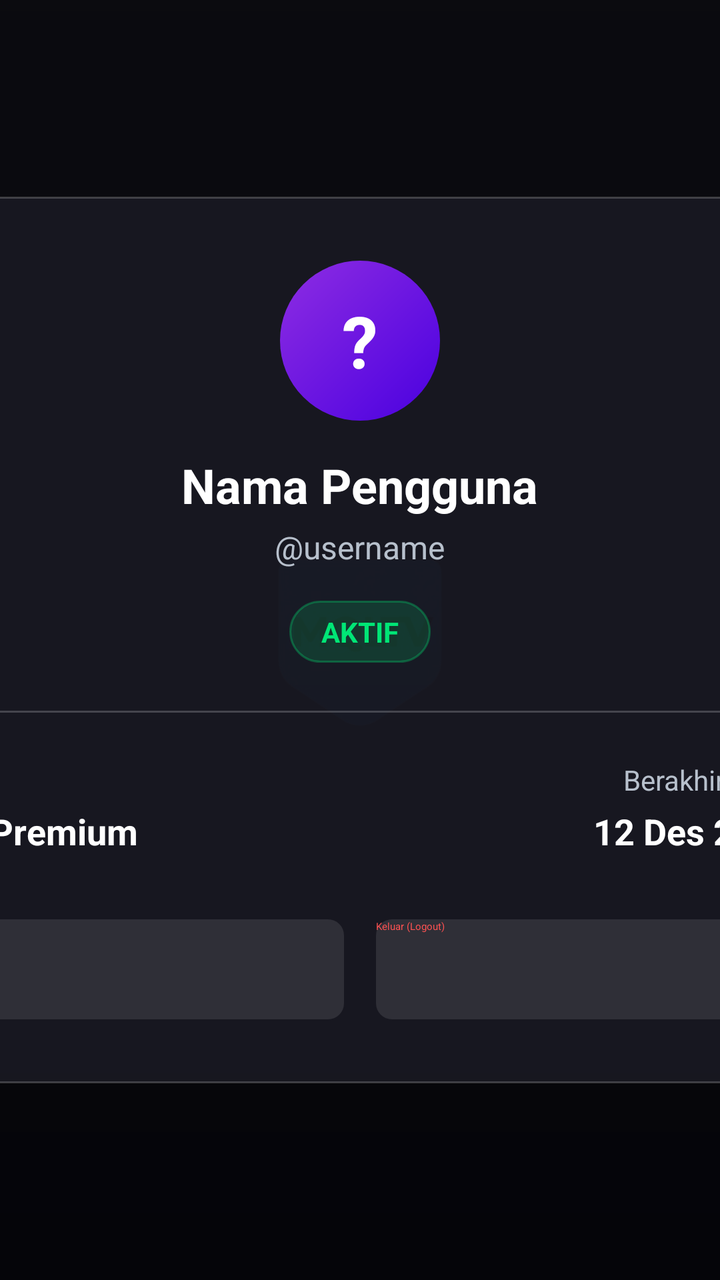
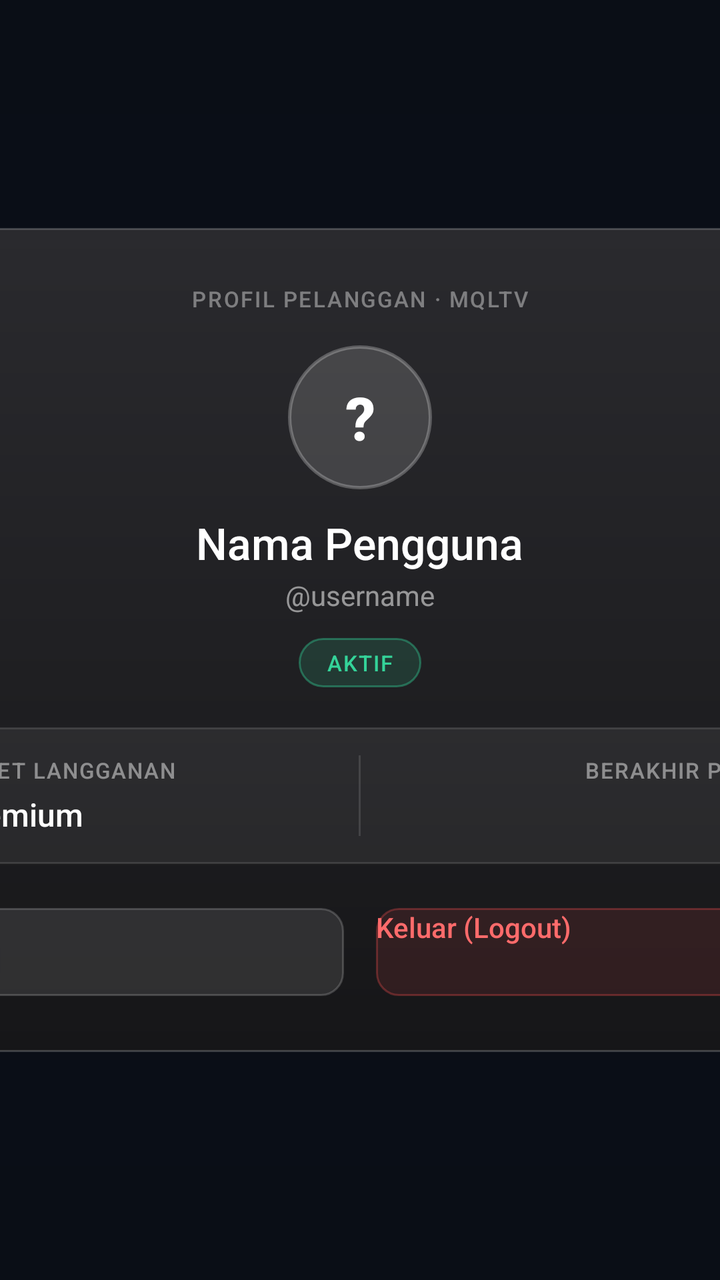

Compare the two renders of this Android layout. The source of the first and the diff that turns it into the second are given below.
<!-- AndroidManifest.xml: activity theme Theme.MQLTV -->
<!-- res/layout/activity_account.xml -->
<?xml version="1.0" encoding="utf-8"?>
<FrameLayout xmlns:android="http://schemas.android.com/apk/res/android"
    android:layout_width="match_parent"
    android:layout_height="match_parent"
    android:background="@drawable/account_page_bg">

    
    <LinearLayout
        android:layout_width="500dp"
        android:layout_height="wrap_content"
        android:layout_gravity="center"
        android:orientation="vertical"
        android:background="@drawable/account_card_bg"
        android:padding="32dp"
        android:elevation="8dp">

        
        <LinearLayout
            android:layout_width="match_parent"
            android:layout_height="wrap_content"
            android:orientation="vertical"
            android:gravity="center_horizontal">

            <FrameLayout
                android:layout_width="80dp"
                android:layout_height="80dp"
                android:background="@drawable/account_avatar_bg"
                android:layout_marginBottom="16dp">

                <TextView
                    android:id="@+id/account_profile_letter"
                    android:layout_width="match_parent"
                    android:layout_height="match_parent"
                    android:gravity="center"
                    android:text="?"
                    android:textStyle="bold"
                    android:textSize="36sp"
                    android:textColor="#FFFFFF" />
            </FrameLayout>

            <TextView
                android:id="@+id/account_name"
                android:layout_width="wrap_content"
                android:layout_height="wrap_content"
                android:text="Nama Pengguna"
                android:textSize="24sp"
                android:textStyle="bold"
                android:textColor="@color/mql_text_primary" />

            <TextView
                android:id="@+id/account_username"
                android:layout_width="wrap_content"
                android:layout_height="wrap_content"
                android:layout_marginTop="4dp"
                android:text="@username"
                android:textSize="16sp"
                android:textColor="@color/mql_text_secondary" />

            <TextView
                android:id="@+id/account_status"
                android:layout_width="wrap_content"
                android:layout_height="wrap_content"
                android:layout_marginTop="16dp"
                android:text="AKTIF"
                android:textStyle="bold"
                android:textSize="14sp"
                android:paddingStart="16dp"
                android:paddingEnd="16dp"
                android:paddingTop="6dp"
                android:paddingBottom="6dp"
                android:textColor="#00E676"
                android:background="@drawable/account_badge_active" />

        </LinearLayout>

        <View
            android:layout_width="match_parent"
            android:layout_height="1dp"
            android:background="#33FFFFFF"
            android:layout_marginTop="24dp"
            android:layout_marginBottom="24dp" />

        
        <LinearLayout
            android:layout_width="match_parent"
            android:layout_height="wrap_content"
            android:orientation="horizontal">

            
            <LinearLayout
                android:layout_width="0dp"
                android:layout_height="wrap_content"
                android:layout_weight="1"
                android:orientation="vertical">

                <TextView
                    android:layout_width="wrap_content"
                    android:layout_height="wrap_content"
                    android:text="Paket"
                    android:textSize="14sp"
                    android:textColor="@color/mql_text_secondary" />

                <TextView
                    android:id="@+id/account_packages"
                    android:layout_width="wrap_content"
                    android:layout_height="wrap_content"
                    android:layout_marginTop="4dp"
                    android:text="VIP Premium"
                    android:textSize="18sp"
                    android:textStyle="bold"
                    android:textColor="@color/mql_text_primary" />

            </LinearLayout>

            
            <LinearLayout
                android:layout_width="0dp"
                android:layout_height="wrap_content"
                android:layout_weight="1"
                android:orientation="vertical"
                android:gravity="end">

                <TextView
                    android:layout_width="wrap_content"
                    android:layout_height="wrap_content"
                    android:text="Berakhir Pada"
                    android:textSize="14sp"
                    android:textColor="@color/mql_text_secondary" />

                <TextView
                    android:id="@+id/account_expires"
                    android:layout_width="wrap_content"
                    android:layout_height="wrap_content"
                    android:layout_marginTop="4dp"
                    android:text="12 Des 2024"
                    android:textSize="18sp"
                    android:textStyle="bold"
                    android:textColor="@color/mql_text_primary" />

            </LinearLayout>

        </LinearLayout>

        <View
            android:layout_width="match_parent"
            android:layout_height="32dp" />

        
        <LinearLayout
            android:layout_width="match_parent"
            android:layout_height="wrap_content"
            android:orientation="horizontal"
            android:gravity="center">

            <Button
                android:id="@+id/account_close"
                android:layout_width="0dp"
                android:layout_height="50dp"
                android:layout_weight="1"
                android:layout_marginEnd="8dp"
                android:background="@drawable/account_btn_bg"
                android:textColor="@color/mql_text_primary"
                android:textAllCaps="false"
                android:focusable="true"
                android:focusableInTouchMode="true"
                android:text="Tutup" />

            <Button
                android:id="@+id/account_logout"
                android:layout_width="0dp"
                android:layout_height="50dp"
                android:layout_weight="1"
                android:layout_marginStart="8dp"
                android:background="@drawable/account_btn_bg"
                android:textColor="#FF5252"
                android:textAllCaps="false"
                android:focusable="true"
                android:focusableInTouchMode="true"
                android:text="Keluar (Logout)" />

        </LinearLayout>

    </LinearLayout>

</FrameLayout>
<!-- resources referenced by this layout -->
<resources>
  <color name="mql_text_primary">#FFFFFF</color>
  <color name="mql_text_secondary">#B7C0CC</color>
  <!-- drawable account_avatar_bg (drawable) -->
  <?xml version="1.0" encoding="utf-8"?>
  <shape xmlns:android="http://schemas.android.com/apk/res/android"
      android:shape="oval">
      <gradient
          android:angle="135"
          android:startColor="#FF4A00E0"
          android:endColor="#FF8E2DE2" />
  </shape>
  <!-- drawable account_badge_active (drawable) -->
  <?xml version="1.0" encoding="utf-8"?>
  <shape xmlns:android="http://schemas.android.com/apk/res/android"
      android:shape="rectangle">
      <solid android:color="#2600E676" />
      <corners android:radius="16dp" />
      <stroke
          android:width="1dp"
          android:color="#4D00E676" />
  </shape>
  <!-- drawable account_btn_bg (drawable) -->
  <?xml version="1.0" encoding="utf-8"?>
  <selector xmlns:android="http://schemas.android.com/apk/res/android">
      <item android:state_focused="true">
          <shape android:shape="rectangle">
              <solid android:color="#33FFFFFF" />
              <corners android:radius="8dp" />
              <stroke android:width="2dp" android:color="#FFFFFFFF" />
          </shape>
      </item>
      <item>
          <shape android:shape="rectangle">
              <solid android:color="#1AFFFFFF" />
              <corners android:radius="8dp" />
          </shape>
      </item>
  </selector>
  <!-- drawable account_card_bg (drawable) -->
  <?xml version="1.0" encoding="utf-8"?>
  <shape xmlns:android="http://schemas.android.com/apk/res/android"
      android:shape="rectangle">
      
      <solid android:color="#D91A1A24" />
      <corners android:radius="24dp" />
      <stroke
          android:width="1dp"
          android:color="#33FFFFFF" />
  </shape>
  <!-- drawable account_page_bg (drawable) -->
  <?xml version="1.0" encoding="utf-8"?>
  <shape xmlns:android="http://schemas.android.com/apk/res/android"
      android:shape="rectangle">
      <gradient
          android:angle="270"
          android:startColor="#B30F0F16"
          android:centerColor="#CC0B0B11"
          android:endColor="#E605050A" />
  </shape>
  <style name="Theme.MQLTV" parent="Theme.Leanback">
          <item name="android:windowBackground">@drawable/window_background</item>
      </style>
  <!-- unchanged entries left out for length: 2 -->
</resources>

<!-- the commit's change to res/layout/activity_account.xml (unified diff, before → after) -->
@@ -2,7 +2,22 @@
 <FrameLayout xmlns:android="http://schemas.android.com/apk/res/android"
     android:layout_width="match_parent"
     android:layout_height="match_parent"
-    android:background="@drawable/account_page_bg">
+    android:background="#090D16">
+
+    
+    <ImageView
+        android:id="@+id/bg_wallpaper"
+        android:layout_width="match_parent"
+        android:layout_height="match_parent"
+        android:scaleType="centerCrop"
+        android:src="@drawable/launcher_wallpaper_fallback"
+        android:contentDescription="@null" />
+
+    
+    <View
+        android:layout_width="match_parent"
+        android:layout_height="match_parent"
+        android:background="#CC0A0E17" />
 
     
     <LinearLayout
@@ -10,9 +25,20 @@
         android:layout_height="wrap_content"
         android:layout_gravity="center"
         android:orientation="vertical"
-        android:background="@drawable/account_card_bg"
-        android:padding="32dp"
-        android:elevation="8dp">
+        android:background="@drawable/glass_panel"
+        android:padding="28dp">
+
+        
+        <TextView
+            android:layout_width="wrap_content"
+            android:layout_height="wrap_content"
+            android:layout_gravity="center_horizontal"
+            android:text="PROFIL PELANGGAN · MQLTV"
+            android:textColor="#66FFFFFF"
+            android:textSize="11sp"
+            android:fontFamily="sans-serif-medium"
+            android:letterSpacing="0.08"
+            android:layout_marginBottom="16dp" />
 
         
         <LinearLayout
@@ -22,10 +48,10 @@
             android:gravity="center_horizontal">
 
             <FrameLayout
-                android:layout_width="80dp"
-                android:layout_height="80dp"
+                android:layout_width="72dp"
+                android:layout_height="72dp"
                 android:background="@drawable/account_avatar_bg"
-                android:layout_marginBottom="16dp">
+                android:layout_marginBottom="12dp">
 
                 <TextView
                     android:id="@+id/account_profile_letter"
@@ -33,9 +59,10 @@
                     android:layout_height="match_parent"
                     android:gravity="center"
                     android:text="?"
+                    android:fontFamily="sans-serif-medium"
                     android:textStyle="bold"
-                    android:textSize="36sp"
-                    android:textColor="#FFFFFF" />
+                    android:textSize="30sp"
+                    android:textColor="#FFFFFFFF" />
             </FrameLayout>
 
             <TextView
@@ -43,47 +70,49 @@
                 android:layout_width="wrap_content"
                 android:layout_height="wrap_content"
                 android:text="Nama Pengguna"
-                android:textSize="24sp"
-                android:textStyle="bold"
-                android:textColor="@color/mql_text_primary" />
+                android:textSize="22sp"
+                android:fontFamily="sans-serif-medium"
+                android:textColor="#FFFFFFFF" />
 
             <TextView
                 android:id="@+id/account_username"
                 android:layout_width="wrap_content"
                 android:layout_height="wrap_content"
-                android:layout_marginTop="4dp"
+                android:layout_marginTop="2dp"
                 android:text="@username"
-                android:textSize="16sp"
-                android:textColor="@color/mql_text_secondary" />
+                android:textSize="14sp"
+                android:fontFamily="sans-serif"
+                android:textColor="#88FFFFFF" />
 
             <TextView
                 android:id="@+id/account_status"
                 android:layout_width="wrap_content"
                 android:layout_height="wrap_content"
-                android:layout_marginTop="16dp"
+                android:layout_marginTop="12dp"
                 android:text="AKTIF"
-                android:textStyle="bold"
-                android:textSize="14sp"
-                android:paddingStart="16dp"
-                android:paddingEnd="16dp"
-                android:paddingTop="6dp"
-                android:paddingBottom="6dp"
-                android:textColor="#00E676"
+                android:fontFamily="sans-serif-medium"
+                android:letterSpacing="0.06"
+                android:textSize="11sp"
+                android:paddingStart="14dp"
+                android:paddingEnd="14dp"
+                android:paddingTop="5dp"
+                android:paddingBottom="5dp"
+                android:textColor="#34D399"
                 android:background="@drawable/account_badge_active" />
 
         </LinearLayout>
-
-        <View
-            android:layout_width="match_parent"
-            android:layout_height="1dp"
-            android:background="#33FFFFFF"
-            android:layout_marginTop="24dp"
-            android:layout_marginBottom="24dp" />
 
         
         <LinearLayout
             android:layout_width="match_parent"
             android:layout_height="wrap_content"
+            android:layout_marginTop="20dp"
+            android:layout_marginBottom="22dp"
+            android:background="@drawable/settings_group_card_bg"
+            android:paddingStart="18dp"
+            android:paddingEnd="18dp"
+            android:paddingTop="14dp"
+            android:paddingBottom="14dp"
             android:orientation="horizontal">
 
             
@@ -96,21 +125,30 @@
                 <TextView
                     android:layout_width="wrap_content"
                     android:layout_height="wrap_content"
-                    android:text="Paket"
-                    android:textSize="14sp"
-                    android:textColor="@color/mql_text_secondary" />
+                    android:text="PAKET LANGGANAN"
+                    android:textSize="11sp"
+                    android:fontFamily="sans-serif-medium"
+                    android:letterSpacing="0.06"
+                    android:textColor="#77FFFFFF" />
 
                 <TextView
                     android:id="@+id/account_packages"
                     android:layout_width="wrap_content"
                     android:layout_height="wrap_content"
                     android:layout_marginTop="4dp"
-                    android:text="VIP Premium"
-                    android:textSize="18sp"
-                    android:textStyle="bold"
-                    android:textColor="@color/mql_text_primary" />
+                    android:text="Premium"
+                    android:textSize="16sp"
+                    android:fontFamily="sans-serif-medium"
+                    android:textColor="#FFFFFFFF" />
 
             </LinearLayout>
+
+            <View
+                android:layout_width="1dp"
+                android:layout_height="match_parent"
+                android:layout_marginStart="12dp"
+                android:layout_marginEnd="12dp"
+                android:background="#1FFFFFFF" />
 
             
             <LinearLayout
@@ -123,27 +161,25 @@
                 <TextView
                     android:layout_width="wrap_content"
                     android:layout_height="wrap_content"
-                    android:text="Berakhir Pada"
-                    android:textSize="14sp"
-                    android:textColor="@color/mql_text_secondary" />
+                    android:text="BERAKHIR PADA"
+                    android:textSize="11sp"
+                    android:fontFamily="sans-serif-medium"
+                    android:letterSpacing="0.06"
+                    android:textColor="#77FFFFFF" />
 
                 <TextView
                     android:id="@+id/account_expires"
                     android:layout_width="wrap_content"
                     android:layout_height="wrap_content"
                     android:layout_marginTop="4dp"
-                    android:text="12 Des 2024"
-                    android:textSize="18sp"
-                    android:textStyle="bold"
-                    android:textColor="@color/mql_text_primary" />
+                    android:text="-"
+                    android:textSize="16sp"
+                    android:fontFamily="sans-serif-medium"
+                    android:textColor="#FFFFFFFF" />
 
             </LinearLayout>
 
         </LinearLayout>
-
-        <View
-            android:layout_width="match_parent"
-            android:layout_height="32dp" />
 
         
         <LinearLayout
@@ -155,27 +191,33 @@
             <Button
                 android:id="@+id/account_close"
                 android:layout_width="0dp"
-                android:layout_height="50dp"
+                android:layout_height="44dp"
                 android:layout_weight="1"
                 android:layout_marginEnd="8dp"
-                android:background="@drawable/account_btn_bg"
-                android:textColor="@color/mql_text_primary"
+                android:background="@drawable/settings_action_bg"
+                android:textColor="@color/settings_item_text"
+                android:fontFamily="sans-serif-medium"
+                android:textSize="14sp"
                 android:textAllCaps="false"
                 android:focusable="true"
                 android:focusableInTouchMode="true"
+                android:nextFocusRight="@+id/account_logout"
                 android:text="Tutup" />
 
             <Button
                 android:id="@+id/account_logout"
                 android:layout_width="0dp"
-                android:layout_height="50dp"
+                android:layout_height="44dp"
                 android:layout_weight="1"
                 android:layout_marginStart="8dp"
-                android:background="@drawable/account_btn_bg"
-                android:textColor="#FF5252"
+                android:background="@drawable/account_logout_btn_bg"
+                android:textColor="@color/account_logout_text"
+                android:fontFamily="sans-serif-medium"
+                android:textSize="14sp"
                 android:textAllCaps="false"
                 android:focusable="true"
                 android:focusableInTouchMode="true"
+                android:nextFocusLeft="@+id/account_close"
                 android:text="Keluar (Logout)" />
 
         </LinearLayout>
<!-- resource entries referenced after the edit -->
@@ -1,63 +1,103 @@
 <!-- resources referenced by this layout -->
 <resources>
-  <color name="mql_text_primary">#FFFFFF</color>
-  <color name="mql_text_secondary">#B7C0CC</color>
   <!-- drawable account_avatar_bg (drawable) -->
   <?xml version="1.0" encoding="utf-8"?>
   <shape xmlns:android="http://schemas.android.com/apk/res/android"
       android:shape="oval">
-      <gradient
-          android:angle="135"
-          android:startColor="#FF4A00E0"
-          android:endColor="#FF8E2DE2" />
+      <solid android:color="#24FFFFFF" />
+      <stroke
+          android:width="1.5dp"
+          android:color="#40FFFFFF" />
   </shape>
   <!-- drawable account_badge_active (drawable) -->
   <?xml version="1.0" encoding="utf-8"?>
   <shape xmlns:android="http://schemas.android.com/apk/res/android"
       android:shape="rectangle">
-      <solid android:color="#2600E676" />
-      <corners android:radius="16dp" />
+      <solid android:color="#2434D399" />
+      <corners android:radius="999dp" />
       <stroke
           android:width="1dp"
-          android:color="#4D00E676" />
+          android:color="#6634D399" />
   </shape>
-  <!-- drawable account_btn_bg (drawable) -->
+  <!-- drawable account_logout_btn_bg (drawable) -->
   <?xml version="1.0" encoding="utf-8"?>
   <selector xmlns:android="http://schemas.android.com/apk/res/android">
       <item android:state_focused="true">
           <shape android:shape="rectangle">
-              <solid android:color="#33FFFFFF" />
-              <corners android:radius="8dp" />
-              <stroke android:width="2dp" android:color="#FFFFFFFF" />
+              <solid android:color="#FFFF5252" />
+              <corners android:radius="11dp" />
+          </shape>
+      </item>
+      <item android:state_pressed="true">
+          <shape android:shape="rectangle">
+              <solid android:color="#E6FF5252" />
+              <corners android:radius="11dp" />
+          </shape>
+      </item>
+      <item>
+          <shape android:shape="rectangle">
+              <solid android:color="#1CFF5252" />
+              <stroke android:width="1dp" android:color="#4DFF5252" />
+              <corners android:radius="11dp" />
+          </shape>
+      </item>
+  </selector>
+  <!-- drawable glass_panel (drawable) -->
+  <?xml version="1.0" encoding="utf-8"?>
+  <layer-list xmlns:android="http://schemas.android.com/apk/res/android">
+      <item>
+          <shape android:shape="rectangle">
+              <gradient android:angle="270" android:startColor="#FF2A2A2E" android:endColor="#FF161618" />
+              <stroke android:width="1dp" android:color="#33FFFFFF" />
+              <corners android:radius="20dp" />
+          </shape>
+      </item>
+  </layer-list>
+  <!-- drawable launcher_wallpaper_fallback (drawable) -->
+  <?xml version="1.0" encoding="utf-8"?>
+  <layer-list xmlns:android="http://schemas.android.com/apk/res/android">
+      <item>
+          <shape android:shape="rectangle">
+              <gradient
+                  android:angle="90"
+                  android:startColor="#0B0F14"
+                  android:centerColor="#0D1622"
+                  android:endColor="#0B0F14" />
+          </shape>
+      </item>
+  </layer-list>
+  <!-- drawable settings_action_bg (drawable) -->
+  <?xml version="1.0" encoding="utf-8"?>
+  <selector xmlns:android="http://schemas.android.com/apk/res/android">
+      <item android:state_focused="true">
+          <shape android:shape="rectangle">
+              <solid android:color="#FFFFFFFF" />
+              <corners android:radius="11dp" />
+          </shape>
+      </item>
+      <item android:state_pressed="true">
+          <shape android:shape="rectangle">
+              <solid android:color="#E6FFFFFF" />
+              <corners android:radius="11dp" />
           </shape>
       </item>
       <item>
           <shape android:shape="rectangle">
               <solid android:color="#1AFFFFFF" />
-              <corners android:radius="8dp" />
+              <stroke android:width="1dp" android:color="#2EFFFFFF" />
+              <corners android:radius="11dp" />
           </shape>
       </item>
   </selector>
-  <!-- drawable account_card_bg (drawable) -->
+  <!-- drawable settings_group_card_bg (drawable) -->
   <?xml version="1.0" encoding="utf-8"?>
   <shape xmlns:android="http://schemas.android.com/apk/res/android"
       android:shape="rectangle">
-      
-      <solid android:color="#D91A1A24" />
-      <corners android:radius="24dp" />
+      <solid android:color="#10FFFFFF" />
       <stroke
           android:width="1dp"
-          android:color="#33FFFFFF" />
-  </shape>
-  <!-- drawable account_page_bg (drawable) -->
-  <?xml version="1.0" encoding="utf-8"?>
-  <shape xmlns:android="http://schemas.android.com/apk/res/android"
-      android:shape="rectangle">
-      <gradient
-          android:angle="270"
-          android:startColor="#B30F0F16"
-          android:centerColor="#CC0B0B11"
-          android:endColor="#E605050A" />
+          android:color="#1FFFFFFF" />
+      <corners android:radius="14dp" />
   </shape>
   <style name="Theme.MQLTV" parent="Theme.Leanback">
           <item name="android:windowBackground">@drawable/window_background</item>
